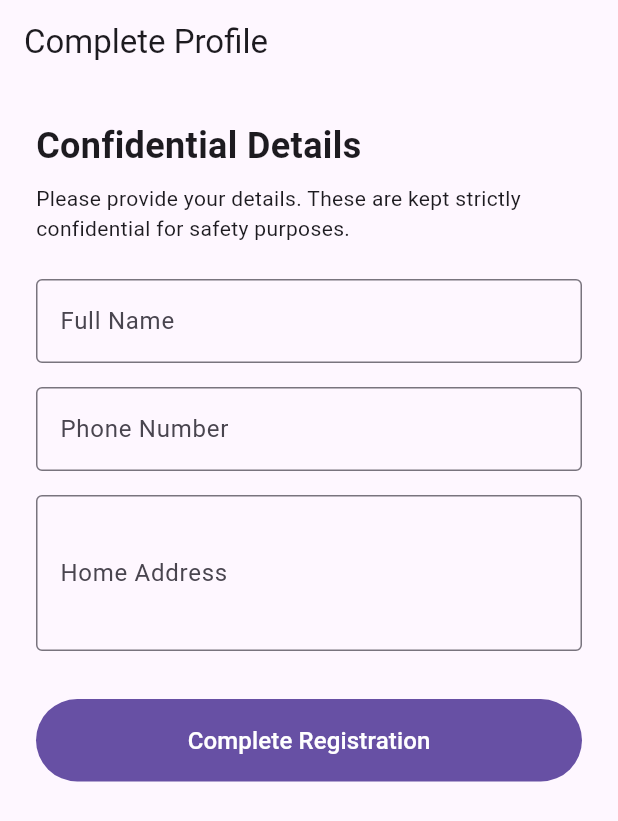
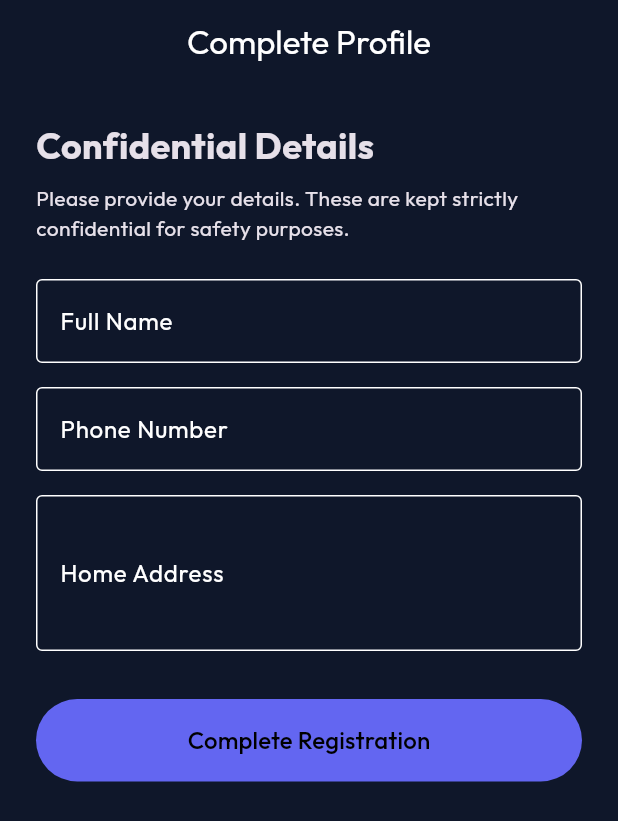
Before and after one commit to hasenalbanna/GUARDIAN-PATH, a Flutter app: the screen it shows once a user with an empty profile is signed in, on a phone screen of 412 x 824 dp. Shown: the top 821 px of the screen. Run offline on Flutter 3.47's test engine with Material 3 defaults, Android fonts, the phone set to English and light mode, and no system bars; our stand-ins replace cloud_firestore, firebase_auth, firebase_core, flutter_dotenv, flutter_map, google_fonts and 2 more; accounts and stored records are empty.

Commit message:
feat: add app icons, update theme and dependencies

```diff
--- a/flutter_app/lib/main.dart
+++ b/flutter_app/lib/main.dart
@@ -3,6 +3,8 @@ import 'package:flutter_dotenv/flutter_dotenv.dart';
 import 'package:firebase_core/firebase_core.dart';
 import 'package:firebase_auth/firebase_auth.dart';
 import 'package:cloud_firestore/cloud_firestore.dart';
+import 'package:google_fonts/google_fonts.dart';
+import 'package:flutter/foundation.dart';
 import 'screens/home_screen.dart';
 import 'screens/login_screen.dart';
 import 'screens/onboarding_screen.dart';
@@ -13,19 +15,29 @@ Future<void> main() async {
 
   try {
     await dotenv.load(fileName: ".env");
-  } catch (_) {
-    // Allow the app to start without a local .env file.
-  }
+  } catch (_) {}
 
-  // Initialize Firebase (Requires flutterfire configure to have been run)
   try {
     await Firebase.initializeApp(
       options: DefaultFirebaseOptions.currentPlatform,
     );
+    // Enable offline persistence
+    if (kIsWeb) {
+      try {
+        await FirebaseFirestore.instance.enablePersistence(
+          const PersistenceSettings(synchronizeTabs: true),
+        );
+      } catch (e) {
+        debugPrint("Web persistence error: $e");
+      }
+    } else {
+      FirebaseFirestore.instance.settings = const Settings(
+        persistenceEnabled: true,
+        cacheSizeBytes: Settings.CACHE_SIZE_UNLIMITED,
+      );
+    }
   } catch (e) {
     debugPrint("Firebase init error: $e");
-    // In a real scenario, you'd want to handle this gracefully if it fails,
-    // e.g. when google-services.json is missing before user configures it.
   }
 
   runApp(const GuardianPathApp());
@@ -38,7 +50,26 @@ class GuardianPathApp extends StatelessWidget {
   Widget build(BuildContext context) {
     return MaterialApp(
       title: 'Guardian Path',
-      theme: ThemeData(primarySwatch: Colors.deepPurple),
+      debugShowCheckedModeBanner: false,
+      theme: ThemeData(
+        brightness: Brightness.dark,
+        scaffoldBackgroundColor: const Color(0xFF0F172A), // Slate 900
+        primaryColor: const Color(0xFF6366F1), // Indigo 500
+        colorScheme: const ColorScheme.dark(
+          primary: Color(0xFF6366F1),
+          secondary: Color(0xFF10B981), // Emerald 500
+          surface: Color(0xFF1E293B), // Slate 800
+          background: Color(0xFF0F172A),
+          error: Color(0xFFEF4444),
+        ),
+        textTheme: GoogleFonts.outfitTextTheme(ThemeData.dark().textTheme),
+        appBarTheme: const AppBarTheme(
+          backgroundColor: Colors.transparent,
+          elevation: 0,
+          centerTitle: true,
+        ),
+        useMaterial3: true,
+      ),
       home: const AuthWrapper(),
     );
   }
```
Also changed, not shown: flutter_app/pubspec.yaml (+17 -0 lines), flutter_app/pubspec.lock, 36 other files.
